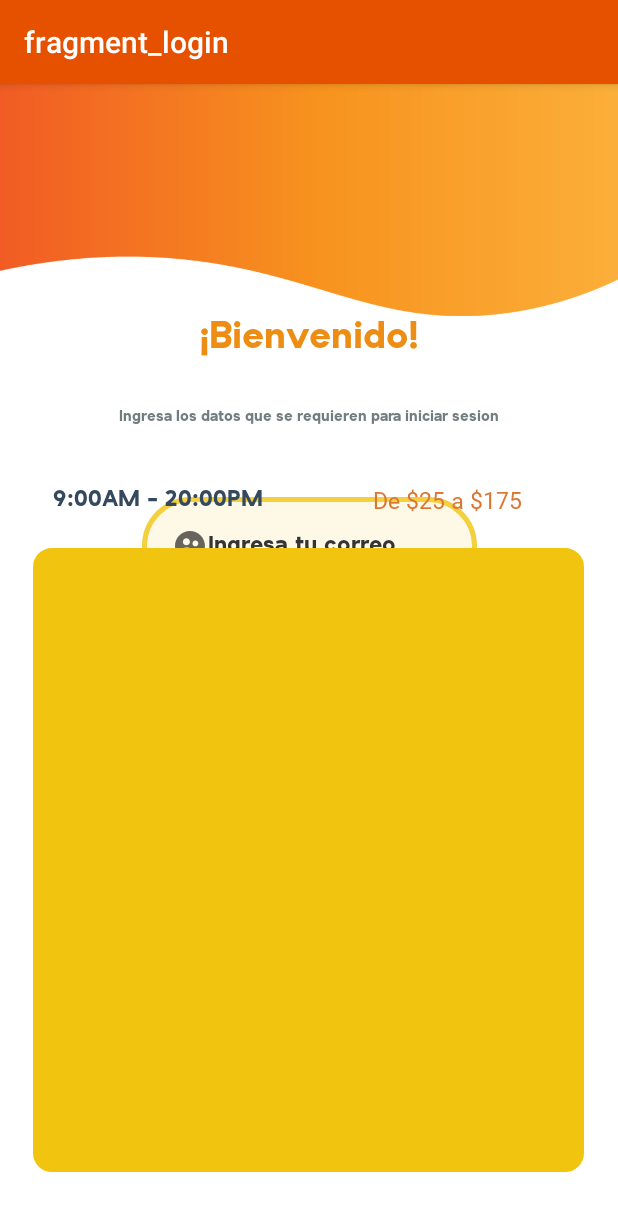
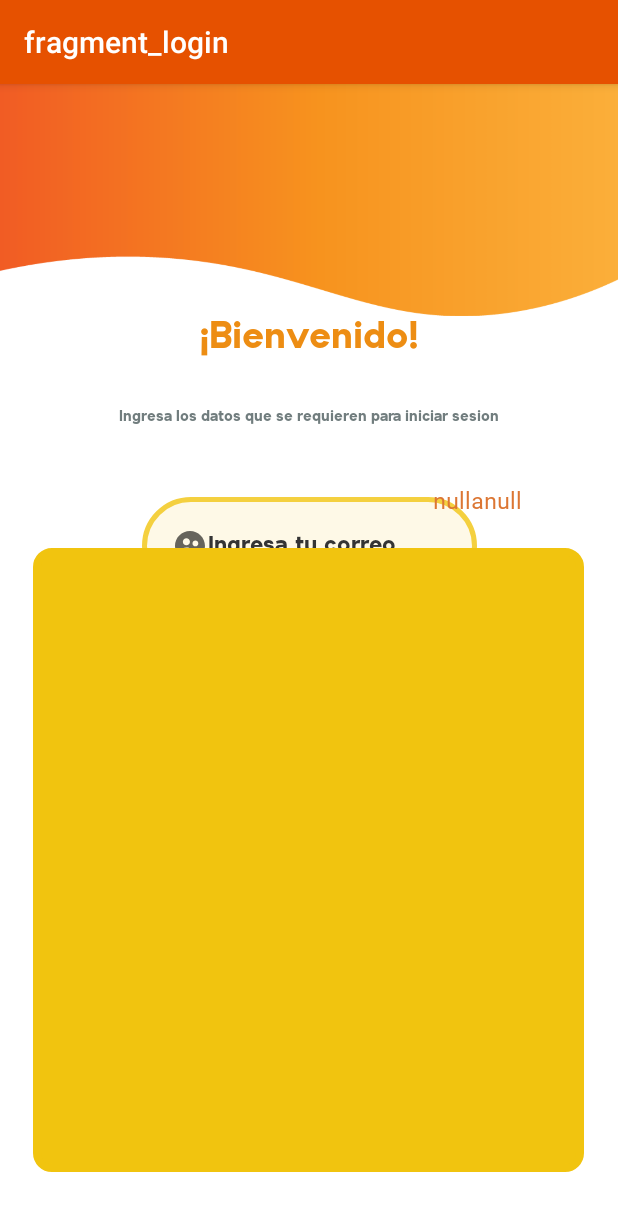
Before and after one commit to Misaeljzg/TraemeFood, an Android app: the fragment MenuFragment placed in its activity, on a phone screen of 412 x 824 dp. Shown: the top 1211 px of the screen. Run offline under Robolectric (Android 15) with nearby library versions, the phone set to English and light mode, and no system bars; our stand-ins replace data binding, navigation-ui; pictures from the network do not load; 1 statement that could not run was skipped.

Commit message:
Code Cleanup
Cleaned up and added restaurant price and working hours

```diff
--- a/app/src/main/java/com/misaeljzg/traemefood/BindingAdapters.kt
+++ b/app/src/main/java/com/misaeljzg/traemefood/BindingAdapters.kt
@@ -4,16 +4,15 @@ import android.view.View
 import android.widget.ImageView
 import androidx.core.net.toUri
 import androidx.databinding.BindingAdapter
-import androidx.databinding.adapters.LinearLayoutBindingAdapter
 import androidx.recyclerview.widget.RecyclerView
 import com.bumptech.glide.Glide
-import com.misaeljzg.traemefood.restaurantes.ACRestaurantes
+import com.misaeljzg.traemefood.restaurantes.RestaurantesAC
 import com.misaeljzg.traemefood.restaurantes.RestaurantesVM
 import com.misaeljzg.traemefood.utils.Restaurante
 
 @BindingAdapter("listData")
 fun bindRecyclerView(recyclerView: RecyclerView, data: List<Restaurante>?){
-    val adapter = recyclerView.adapter as ACRestaurantes
+    val adapter = recyclerView.adapter as RestaurantesAC
     adapter.submitList(data)
 }
 
--- a/app/src/main/java/com/misaeljzg/traemefood/menu/MenuVM.kt
+++ b/app/src/main/java/com/misaeljzg/traemefood/menu/MenuVM.kt
@@ -13,5 +13,4 @@ class MenuVM (restaurante: Restaurante, app: Application) : AndroidViewModel(app
     init{
         _selectedRestaurant.value = restaurante
     }
-
 }
--- a/app/src/main/java/com/misaeljzg/traemefood/restaurantes/ACRestaurantes.kt
+++ b/app/src/main/java/com/misaeljzg/traemefood/restaurantes/RestaurantesAC.kt
@@ -3,14 +3,13 @@ package com.misaeljzg.traemefood.restaurantes
 
 import android.view.LayoutInflater
 import android.view.ViewGroup
-import androidx.databinding.adapters.LinearLayoutBindingAdapter
 import androidx.recyclerview.widget.DiffUtil
 import androidx.recyclerview.widget.ListAdapter
 import androidx.recyclerview.widget.RecyclerView
 import com.misaeljzg.traemefood.databinding.TemplateRestaurantesBinding
 import com.misaeljzg.traemefood.utils.Restaurante
 
-class ACRestaurantes(private val onClickListener: OnClickListener) : ListAdapter<Restaurante, ACRestaurantes.RestauranteViewHolder>(DiffCallback) {
+class RestaurantesAC(private val onClickListener: OnClickListener) : ListAdapter<Restaurante, RestaurantesAC.RestauranteViewHolder>(DiffCallback) {
 
     class RestauranteViewHolder(private var binding: TemplateRestaurantesBinding) : RecyclerView.ViewHolder(binding.root){
         fun bind(restaurante: Restaurante){
@@ -30,7 +29,7 @@ class ACRestaurantes(private val onClickListener: OnClickListener) : ListAdapter
         }
 
     }
-    override fun onCreateViewHolder(parent: ViewGroup, viewType: Int): ACRestaurantes.RestauranteViewHolder {
+    override fun onCreateViewHolder(parent: ViewGroup, viewType: Int): RestaurantesAC.RestauranteViewHolder {
         return RestauranteViewHolder(TemplateRestaurantesBinding.inflate(LayoutInflater.from(parent.context)))
     }
 
--- a/app/src/main/res/layout/fragment_menu.xml
+++ b/app/src/main/res/layout/fragment_menu.xml
@@ -47,7 +47,7 @@
             android:layout_marginStart="30dp"
             android:layout_marginBottom="480dp"
             android:fontFamily="@font/titleslittlesquare"
-            android:text="9:00AM - 20:00PM"
+            android:text="@{viewModel.selectedRestaurant.horario}"
             android:textAppearance="@style/TextAppearance.AppCompat.Body1"
             android:textColor="#34495E"
             android:textSize="15dp"
@@ -63,7 +63,7 @@
             android:layout_marginEnd="64dp"
             android:layout_marginBottom="480dp"
             android:fontFamily="@font/carlitobolditalic"
-            android:text="De $25 a $175"
+            android:text="@{viewModel.selectedRestaurant.precioInferior + 'a' + viewModel.selectedRestaurant.precioSuperior}"
             android:textAppearance="@style/TextAppearance.AppCompat.Body1"
             android:textColor="#DC7633"
             android:textSize="15dp"
@@ -96,8 +96,7 @@
             app:layout_constraintBottom_toTopOf="@+id/tv_detRest_Nombre"
             app:layout_constraintEnd_toEndOf="parent"
             app:layout_constraintStart_toStartOf="parent"
-            app:srcCompat="@drawable/uj"
-            app:imageUrl="@{viewModel.selectedRestaurant.imgPath}"/>
+            app:srcCompat="@drawable/uj" />
 
         <ImageView
             android:id="@+id/iv_detRest_FotoLocal"
@@ -114,6 +113,7 @@
             app:layout_constraintStart_toStartOf="parent"
             app:layout_constraintTop_toTopOf="parent"
             app:layout_constraintVertical_bias="0.043"
+            app:imageUrl="@{viewModel.selectedRestaurant.imgPath}"
             tools:srcCompat="@tools:sample/avatars" />
 
 
--- a/app/src/main/res/layout/template_restaurantes.xml
+++ b/app/src/main/res/layout/template_restaurantes.xml
@@ -116,7 +116,7 @@
                 android:drawableStart="@drawable/time"
                 android:fontFamily="@font/titleslittlesquare"
                 android:padding="7dp"
-                android:text="9:00AM 20:00PM"
+                android:text="@{restaurante.horario}"
                 android:textColor="#2471A3"
                 android:textSize="13sp" />
 
```
Also changed, not shown: app/src/main/java/com/misaeljzg/traemefood/menu/MenuAC.kt (added, +7 -0 lines), app/src/main/java/com/misaeljzg/traemefood/restaurantes/RestaurantesFragment.kt (+1 -10 lines), app/src/main/java/com/misaeljzg/traemefood/utils/ClasesDatos.kt (+9 -1 lines).
